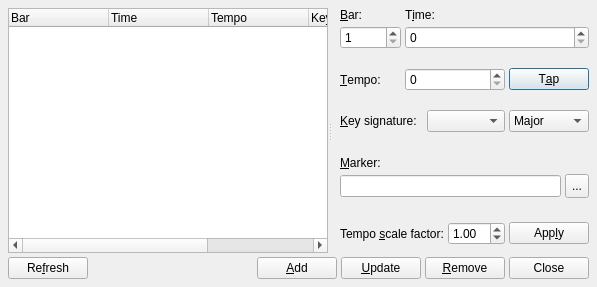
Qt form src/qtractorTimeScaleForm.ui (samfemboeck/qtractor) before a commit.
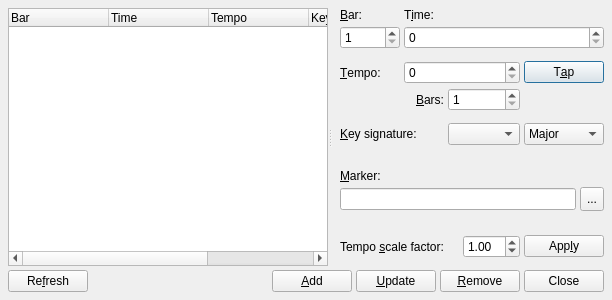
The same form after that commit. Icons and pictures are not drawn. Custom widgets are drawn as their Qt base class.

Commit message: Merge branch 'master' into tempotrackx (FIX)

```diff
--- a/src/qtractorTimeScaleForm.ui
+++ b/src/qtractorTimeScaleForm.ui
@@ -223,7 +223,42 @@
          </property>
         </widget>
        </item>
-       <item row="4" column="0" colspan="6">
+       <item row="4" column="1">
+        <widget class="QLabel" name="BarsTextLabel">
+         <property name="minimumSize">
+          <size>
+           <width>40</width>
+           <height>0</height>
+          </size>
+         </property>
+         <property name="text">
+          <string>&amp;Bars:</string>
+         </property>
+         <property name="alignment">
+          <set>Qt::AlignRight|Qt::AlignTrailing|Qt::AlignVCenter</set>
+         </property>
+         <property name="buddy">
+          <cstring>BarsSpinBox</cstring>
+         </property>
+        </widget>
+       </item>
+       <item row="4" column="2" colspan="2">
+        <widget class="QSpinBox" name="BarsSpinBox">
+         <property name="toolTip">
+          <string>Bars in node</string>
+         </property>
+         <property name="minimum">
+          <number>1</number>
+         </property>
+         <property name="maximum">
+          <number>9999</number>
+         </property>
+         <property name="value">
+          <number>1</number>
+         </property>
+        </widget>
+       </item>
+       <item row="5" column="0" colspan="6">
         <spacer>
          <property name="orientation">
           <enum>Qt::Vertical</enum>
@@ -239,7 +274,7 @@
          </property>
         </spacer>
        </item>
-       <item row="5" column="0" colspan="2">
+       <item row="6" column="0" colspan="2">
         <widget class="QLabel" name="KeySignatureTextLabel">
          <property name="text">
           <string>&amp;Key signature:</string>
@@ -249,7 +284,7 @@
          </property>
         </widget>
        </item>
-       <item row="5" column="2" colspan="2">
+       <item row="6" column="2" colspan="2">
         <widget class="QComboBox" name="KeySignatureAccidentalsComboBox">
          <property name="toolTip">
           <string>Key signature (accidentals)</string>
@@ -259,7 +294,7 @@
          </property>
         </widget>
        </item>
-       <item row="5" column="4" colspan="2">
+       <item row="6" column="4" colspan="2">
         <widget class="QComboBox" name="KeySignatureModeComboBox">
          <property name="toolTip">
           <string>Key signature (mode)</string>
@@ -279,23 +314,23 @@
          </item>
         </widget>
        </item>
-       <item row="6" column="0" colspan="6">
-        <spacer>
-         <property name="orientation">
-          <enum>Qt::Vertical</enum>
-         </property>
-         <property name="sizeType">
-          <enum>QSizePolicy::MinimumExpanding</enum>
-         </property>
-         <property name="sizeHint">
-          <size>
-           <width>20</width>
-           <height>20</height>
-          </size>
-         </property>
-        </spacer>
-       </item>
        <item row="7" column="0" colspan="6">
+        <spacer>
+         <property name="orientation">
+          <enum>Qt::Vertical</enum>
+         </property>
+         <property name="sizeType">
+          <enum>QSizePolicy::MinimumExpanding</enum>
+         </property>
+         <property name="sizeHint">
+          <size>
+           <width>20</width>
+           <height>20</height>
+          </size>
+         </property>
+        </spacer>
+       </item>
+       <item row="8" column="0" colspan="6">
         <widget class="QLabel" name="MarkerTextLabel">
          <property name="text">
           <string>&amp;Marker:</string>
@@ -305,14 +340,14 @@
          </property>
         </widget>
        </item>
-       <item row="8" column="0" colspan="5">
+       <item row="9" column="0" colspan="5">
         <widget class="QLineEdit" name="MarkerTextLineEdit">
          <property name="toolTip">
           <string>Marker text</string>
          </property>
         </widget>
        </item>
-       <item row="8" column="5">
+       <item row="9" column="5">
         <widget class="QToolButton" name="MarkerColorToolButton">
          <property name="minimumSize">
           <size>
@@ -331,7 +366,7 @@
          </property>
         </widget>
        </item>
-       <item row="9" column="0" colspan="6">
+       <item row="10" column="0" colspan="6">
         <spacer>
          <property name="orientation">
           <enum>Qt::Vertical</enum>
@@ -347,7 +382,7 @@
          </property>
         </spacer>
        </item>
-       <item row="10" column="0" colspan="3">
+       <item row="11" column="0" colspan="3">
         <widget class="QLabel" name="TempoFactorTextLabel">
          <property name="text">
           <string>Tempo &amp;scale factor:</string>
@@ -357,7 +392,7 @@
          </property>
         </widget>
        </item>
-       <item row="10" column="3">
+       <item row="11" column="3">
         <widget class="QDoubleSpinBox" name="TempoFactorSpinBox">
          <property name="toolTip">
           <string>Tempo scale factor</string>
@@ -382,7 +417,7 @@
          </property>
         </widget>
        </item>
-       <item row="10" column="4" colspan="2">
+       <item row="11" column="4" colspan="2">
         <widget class="QPushButton" name="TempoFactorPushButton">
          <property name="text">
           <string>App&amp;ly</string>
```
Left out of the diff: 1 changed line with no effect on the pictures. The commit also changes 1 other file.
